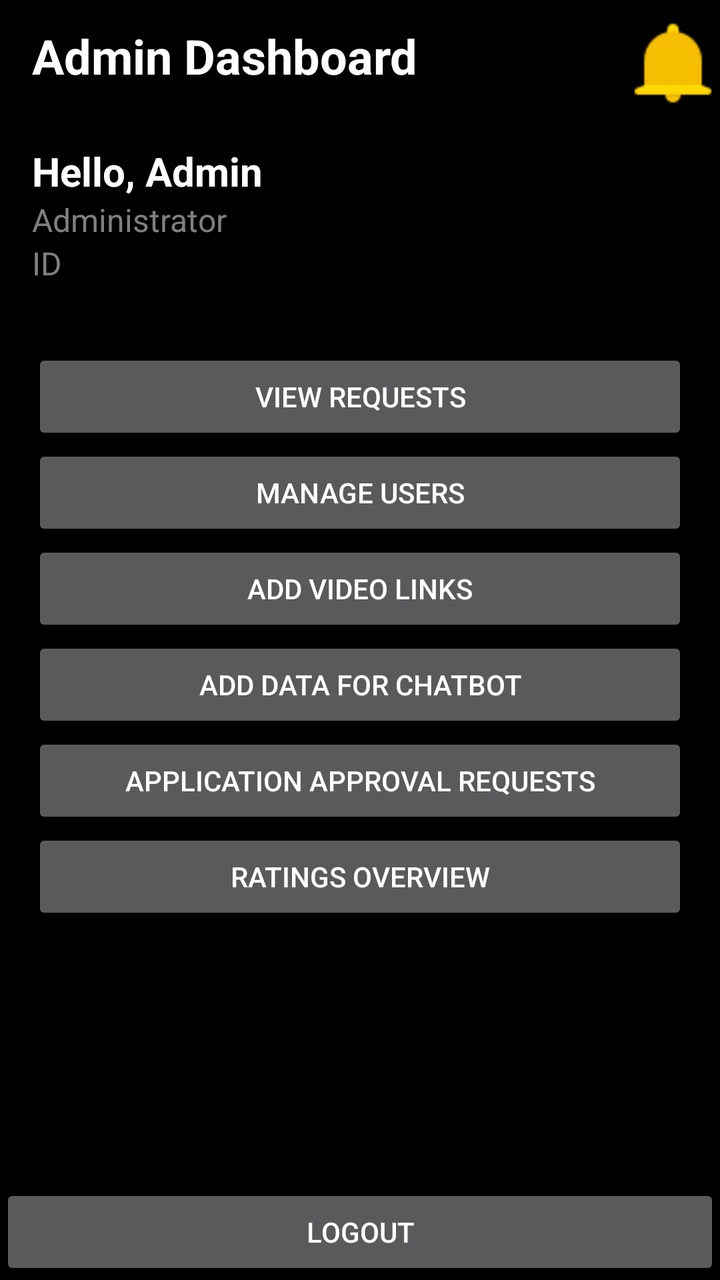
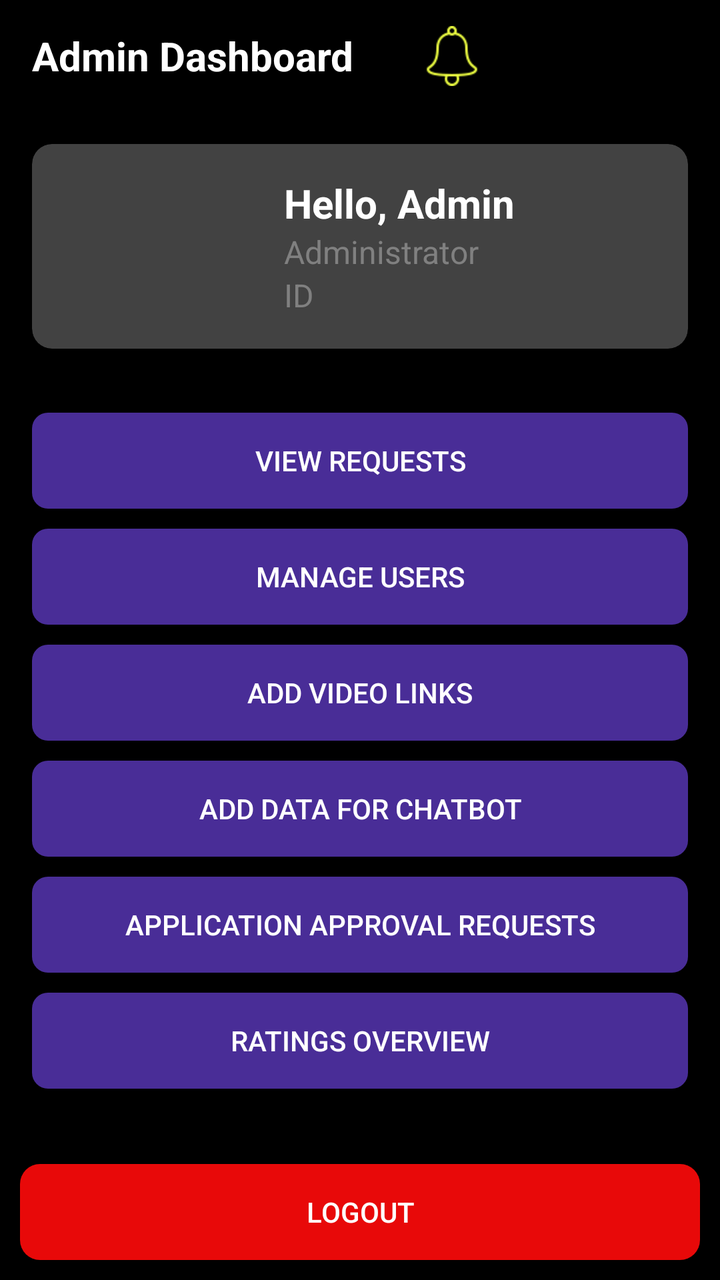

The first picture is an Android layout as it rendered before a commit; the second is the same layout after the commit. The layout source and the unified diff follow.
<!-- AndroidManifest.xml: application theme Theme.AppCompat -->
<!-- res/layout/activity_management.xml -->
<RelativeLayout xmlns:android="http://schemas.android.com/apk/res/android"
    android:layout_width="match_parent"
    android:layout_height="match_parent"
    android:background="#000000">

    
    <androidx.appcompat.widget.Toolbar
        android:id="@+id/admin_toolbar"
        android:layout_width="match_parent"
        android:layout_height="?attr/actionBarSize"
        android:elevation="4dp"
        android:popupTheme="@style/ThemeOverlay.AppCompat.Light"
        android:theme="@style/ThemeOverlay.AppCompat.Dark.ActionBar">

        <TextView
            android:layout_width="wrap_content"
            android:layout_height="wrap_content"
            android:layout_gravity="left"
            android:text="Admin Dashboard"
            android:textColor="#FFFFFF"
            android:textSize="24sp"
            android:textStyle="bold" />
        
        <ImageView
            android:layout_width="wrap_content"
            android:layout_height="wrap_content"
            android:layout_centerVertical="true"
            android:layout_marginLeft="120dp"
            android:layout_marginTop="10dp"
            android:src="@drawable/adminnotify" />
    </androidx.appcompat.widget.Toolbar>

    
    <LinearLayout
        android:id="@+id/userInfoSection"
        android:layout_width="match_parent"
        android:layout_height="wrap_content"
        android:layout_below="@id/admin_toolbar"
        android:orientation="horizontal"
        android:padding="16dp">

        
        <LinearLayout
            android:layout_width="wrap_content"
            android:layout_height="wrap_content"
            android:orientation="vertical">

            <TextView
                android:id="@+id/userNameTextView"
                android:layout_width="wrap_content"
                android:layout_height="wrap_content"
                android:text="Hello, Admin"
                android:textColor="#FFFFFF"
                android:textSize="20sp"
                android:textStyle="bold" />

            <TextView
                android:id="@+id/adminTypeTextView"
                android:layout_width="wrap_content"
                android:layout_height="wrap_content"
                android:text="Administrator"
                android:textColor="#808080"
                android:textSize="16sp" />

            <TextView
                android:id="@+id/adminIDTV"
                android:layout_width="wrap_content"
                android:layout_height="wrap_content"
                android:text="ID"
                android:textColor="#808080"
                android:textSize="16sp" />
        </LinearLayout>

        
        <ImageView
            android:id="@+id/userImageView"
            android:layout_width="60dp"
            android:layout_height="60dp"
            android:layout_gravity="center_vertical"
            android:layout_marginStart="120dp"
            android:layout_marginEnd="16dp"
            android:background="@drawable/circular_background"
            android:src="@raw/profile1" />

    </LinearLayout>
    
    <ScrollView
        android:layout_width="match_parent"
        android:layout_height="match_parent"
        android:layout_below="@id/userInfoSection">

        <LinearLayout
            android:layout_width="match_parent"
            android:layout_height="match_parent"
            android:layout_below="@id/userInfoSection"
            android:orientation="vertical"
            android:padding="16dp">

            
            <Button
                android:id="@+id/requestsButton"
                style="?android:attr/buttonStyle"
                android:layout_width="match_parent"
                android:layout_height="wrap_content"
                android:text="View Requests" />

            <Button
                android:id="@+id/manageusersButton"
                style="?android:attr/buttonStyle"
                android:layout_width="match_parent"
                android:layout_height="wrap_content"
                android:text="Manage Users" />


            <Button
                android:id="@+id/TutorialButton"
                style="?android:attr/buttonStyle"
                android:layout_width="match_parent"
                android:layout_height="wrap_content"
                android:text="Add video links" />

            <Button
                android:id="@+id/chatbotButton"
                style="?android:attr/buttonStyle"
                android:layout_width="match_parent"
                android:layout_height="wrap_content"
                android:text="Add data for chatbot" />

            <Button
                android:id="@+id/docreqButton"
                style="?android:attr/buttonStyle"
                android:layout_width="match_parent"
                android:layout_height="wrap_content"
                android:text="Application approval requests" />

            <Button
                android:id="@+id/ratingButton"
                style="?android:attr/buttonStyle"
                android:layout_width="match_parent"
                android:layout_height="wrap_content"
                android:text="Ratings overview" />

            <ProgressBar
                android:id="@+id/progressBar"
                style="?android:attr/progressBarStyle"
                android:layout_width="wrap_content"
                android:layout_height="wrap_content"
                android:layout_gravity="center" />

        </LinearLayout>
    </ScrollView>

    
    <Button
        android:id="@+id/logoutButton"
        style="?android:attr/buttonStyle"
        android:layout_width="match_parent"
        android:layout_height="wrap_content"
        android:layout_alignParentBottom="true"
        android:layout_centerHorizontal="true"
        android:text="Logout" />
</RelativeLayout>
<!-- resources referenced by this layout -->
<resources>
  <!-- drawable adminnotify: png bitmap (drawable, 589 bytes) -->
  <!-- drawable circular_background (drawable) -->
  <shape xmlns:android="http://schemas.android.com/apk/res/android">
      
      <corners android:radius="50dp" />
  </shape>
</resources>

<!-- the commit's change to res/layout/activity_management.xml (unified diff, before → after) -->
@@ -1,6 +1,7 @@
 <RelativeLayout xmlns:android="http://schemas.android.com/apk/res/android"
     android:layout_width="match_parent"
     android:layout_height="match_parent"
+    xmlns:app="http://schemas.android.com/apk/res-auto"
     android:background="#000000">
 
     
@@ -18,76 +19,81 @@
             android:layout_gravity="left"
             android:text="Admin Dashboard"
             android:textColor="#FFFFFF"
-            android:textSize="24sp"
+            android:textSize="20sp"
             android:textStyle="bold" />
-        
         <ImageView
-            android:layout_width="wrap_content"
-            android:layout_height="wrap_content"
-            android:layout_centerVertical="true"
-            android:layout_marginLeft="120dp"
-            android:layout_marginTop="10dp"
-            android:src="@drawable/adminnotify" />
+            android:layout_width="30dp"
+            android:layout_height="40dp"
+            android:layout_marginLeft="50dp"
+            android:src="@drawable/notification"
+            app:tint="#EEFF41" />
     </androidx.appcompat.widget.Toolbar>
 
     
-    <LinearLayout
-        android:id="@+id/userInfoSection"
+    <androidx.cardview.widget.CardView
+        android:id="@+id/cardViewUserInfo"
         android:layout_width="match_parent"
         android:layout_height="wrap_content"
         android:layout_below="@id/admin_toolbar"
-        android:orientation="horizontal"
-        android:padding="16dp">
+        android:layout_margin="16dp"
+        android:padding="16dp"
+        android:elevation="4dp"
+        app:cardCornerRadius="10dp">
 
-        
         <LinearLayout
-            android:layout_width="wrap_content"
+            android:id="@+id/userInfoSection"
+            android:layout_width="match_parent"
             android:layout_height="wrap_content"
-            android:orientation="vertical">
+            android:orientation="horizontal"
+            android:padding="16dp">
 
-            <TextView
-                android:id="@+id/userNameTextView"
+            
+            <ImageView
+                android:id="@+id/userImageView"
+                android:layout_width="60dp"
+                android:layout_height="60dp"
+                android:background="@drawable/circular_background"
+                android:src="@raw/profile1" />
+
+            
+            <LinearLayout
                 android:layout_width="wrap_content"
                 android:layout_height="wrap_content"
-                android:text="Hello, Admin"
-                android:textColor="#FFFFFF"
-                android:textSize="20sp"
-                android:textStyle="bold" />
+                android:orientation="vertical"
+                android:layout_marginStart="50dp">
 
-            <TextView
-                android:id="@+id/adminTypeTextView"
-                android:layout_width="wrap_content"
-                android:layout_height="wrap_content"
-                android:text="Administrator"
-                android:textColor="#808080"
-                android:textSize="16sp" />
+                <TextView
+                    android:id="@+id/userNameTextView"
+                    android:layout_width="wrap_content"
+                    android:layout_height="wrap_content"
+                    android:text="Hello, Admin"
+                    android:textColor="#FFFFFF"
+                    android:textSize="20sp"
+                    android:textStyle="bold" />
 
-            <TextView
-                android:id="@+id/adminIDTV"
-                android:layout_width="wrap_content"
-                android:layout_height="wrap_content"
-                android:text="ID"
-                android:textColor="#808080"
-                android:textSize="16sp" />
+                <TextView
+                    android:id="@+id/adminTypeTextView"
+                    android:layout_width="wrap_content"
+                    android:layout_height="wrap_content"
+                    android:text="Administrator"
+                    android:textColor="#808080"
+                    android:textSize="16sp" />
+
+                <TextView
+                    android:id="@+id/adminIDTV"
+                    android:layout_width="wrap_content"
+                    android:layout_height="wrap_content"
+                    android:text="ID"
+                    android:textColor="#808080"
+                    android:textSize="16sp" />
+            </LinearLayout>
         </LinearLayout>
-
-        
-        <ImageView
-            android:id="@+id/userImageView"
-            android:layout_width="60dp"
-            android:layout_height="60dp"
-            android:layout_gravity="center_vertical"
-            android:layout_marginStart="120dp"
-            android:layout_marginEnd="16dp"
-            android:background="@drawable/circular_background"
-            android:src="@raw/profile1" />
-
-    </LinearLayout>
+    </androidx.cardview.widget.CardView>
     
     <ScrollView
         android:layout_width="match_parent"
         android:layout_height="match_parent"
-        android:layout_below="@id/userInfoSection">
+        android:layout_below="@id/cardViewUserInfo">
 
         <LinearLayout
             android:layout_width="match_parent"
@@ -101,6 +107,7 @@
                 android:id="@+id/requestsButton"
                 style="?android:attr/buttonStyle"
                 android:layout_width="match_parent"
+                android:background="@drawable/button_background_admindash"
                 android:layout_height="wrap_content"
                 android:text="View Requests" />
 
@@ -108,6 +115,8 @@
                 android:id="@+id/manageusersButton"
                 style="?android:attr/buttonStyle"
                 android:layout_width="match_parent"
+                android:layout_marginTop="10dp"
+                android:background="@drawable/button_background_admindash"
                 android:layout_height="wrap_content"
                 android:text="Manage Users" />
 
@@ -115,7 +124,9 @@
             <Button
                 android:id="@+id/TutorialButton"
                 style="?android:attr/buttonStyle"
+                android:layout_marginTop="10dp"
                 android:layout_width="match_parent"
+                android:background="@drawable/button_background_admindash"
                 android:layout_height="wrap_content"
                 android:text="Add video links" />
 
@@ -123,6 +134,8 @@
                 android:id="@+id/chatbotButton"
                 style="?android:attr/buttonStyle"
                 android:layout_width="match_parent"
+                android:layout_marginTop="10dp"
+                android:background="@drawable/button_background_admindash"
                 android:layout_height="wrap_content"
                 android:text="Add data for chatbot" />
 
@@ -130,6 +143,8 @@
                 android:id="@+id/docreqButton"
                 style="?android:attr/buttonStyle"
                 android:layout_width="match_parent"
+                android:layout_marginTop="10dp"
+                android:background="@drawable/button_background_admindash"
                 android:layout_height="wrap_content"
                 android:text="Application approval requests" />
 
@@ -137,6 +152,8 @@
                 android:id="@+id/ratingButton"
                 style="?android:attr/buttonStyle"
                 android:layout_width="match_parent"
+                android:layout_marginTop="10dp"
+                android:background="@drawable/button_background_admindash"
                 android:layout_height="wrap_content"
                 android:text="Ratings overview" />
 
@@ -144,6 +161,7 @@
                 android:id="@+id/progressBar"
                 style="?android:attr/progressBarStyle"
                 android:layout_width="wrap_content"
+                android:layout_marginTop="10dp"
                 android:layout_height="wrap_content"
                 android:layout_gravity="center" />
 
@@ -156,7 +174,9 @@
         style="?android:attr/buttonStyle"
         android:layout_width="match_parent"
         android:layout_height="wrap_content"
+        android:layout_margin="10dp"
         android:layout_alignParentBottom="true"
         android:layout_centerHorizontal="true"
+        android:background="@drawable/rounded_background"
         android:text="Logout" />
 </RelativeLayout>
<!-- resource entries referenced after the edit -->
@@ -1,10 +1,43 @@
 <!-- resources referenced by this layout -->
 <resources>
-  <!-- drawable adminnotify: png bitmap (drawable, 589 bytes) -->
+  <!-- drawable button_background_admindash (drawable) -->
+  <selector xmlns:android="http://schemas.android.com/apk/res/android">
+      
+      <item>
+          <shape android:shape="rectangle">
+              <solid android:color="#977C4DFF"/> 
+              <corners android:radius="8dp"/> 
+          </shape>
+      </item>
+  
+      
+      <item android:state_focused="true">
+          <shape android:shape="rectangle">
+              <solid android:color="#977C4DFF"/> 
+              <corners android:radius="8dp"/> 
+          </shape>
+      </item>
+  
+      
+      <item>
+          <shape android:shape="rectangle">
+              <solid android:color="#FFFFFF"/> 
+              <stroke android:color="#000000" android:width="2dp"/> 
+              <corners android:radius="8dp"/> 
+          </shape>
+      </item>
+  </selector>
   <!-- drawable circular_background (drawable) -->
   <shape xmlns:android="http://schemas.android.com/apk/res/android">
       
       <corners android:radius="50dp" />
   </shape>
+  <!-- drawable notification: png bitmap (drawable, 968 bytes) -->
+  <!-- drawable rounded_background (drawable) -->
+  <shape xmlns:android="http://schemas.android.com/apk/res/android"
+      android:shape="rectangle">
+      <solid android:color="#E80909" />
+      <corners android:radius="10dp" />
+  </shape>
 </resources>
 
